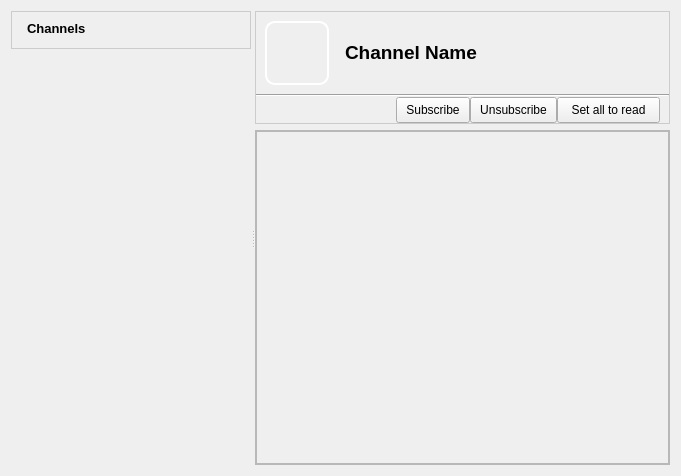
Old version of the form retroshare-gui/src/gui/ChannelFeed.ui in the repository RetroShare/RetroShare.
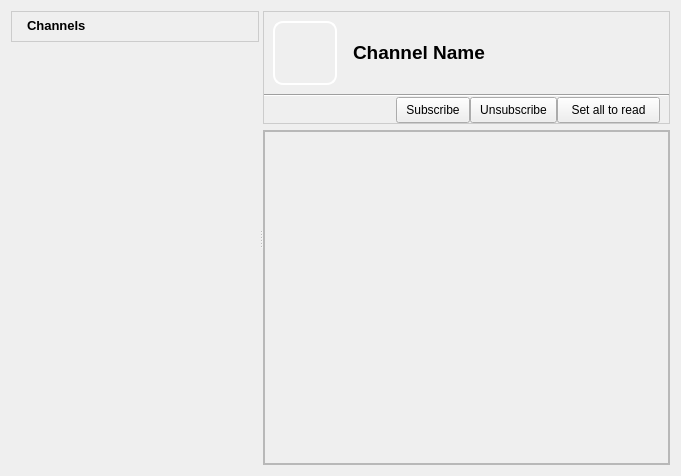
New version of the form. Icons and pictures are not drawn. Custom widgets are drawn as their Qt base class.

Commit message: Removed maximum size of the splitter in ForumsDialog and ChannelFeed. Save and load the splitter state of the ChannelFeed.

```diff
--- a/retroshare-gui/src/gui/ChannelFeed.ui
+++ b/retroshare-gui/src/gui/ChannelFeed.ui
@@ -35,30 +35,6 @@
         <verstretch>0</verstretch>
        </sizepolicy>
       </property>
-      <property name="minimumSize">
-       <size>
-        <width>0</width>
-        <height>0</height>
-       </size>
-      </property>
-      <property name="maximumSize">
-       <size>
-        <width>240</width>
-        <height>16777215</height>
-       </size>
-      </property>
-      <property name="sizeIncrement">
-       <size>
-        <width>0</width>
-        <height>0</height>
-       </size>
-      </property>
-      <property name="baseSize">
-       <size>
-        <width>221</width>
-        <height>0</height>
-       </size>
-      </property>
       <property name="styleSheet">
        <string notr="true">QFrame#chanFrame{border: none;}</string>
       </property>
@@ -81,30 +57,19 @@
           <number>0</number>
          </property>
          <item>
-          <widget class="GroupTreeWidget" name="treeWidget" native="true"/>
+          <widget class="GroupTreeWidget" name="treeWidget" native="true">
+           <property name="sizePolicy">
+            <sizepolicy hsizetype="Preferred" vsizetype="Expanding">
+             <horstretch>0</horstretch>
+             <verstretch>0</verstretch>
+            </sizepolicy>
+           </property>
+          </widget>
          </item>
         </layout>
        </item>
        <item row="0" column="0">
         <widget class="QFrame" name="chheaderframe">
-         <property name="minimumSize">
-          <size>
-           <width>220</width>
-           <height>0</height>
-          </size>
-         </property>
-         <property name="maximumSize">
-          <size>
-           <width>240</width>
-           <height>38</height>
-          </size>
-         </property>
-         <property name="baseSize">
-          <size>
-           <width>220</width>
-           <height>0</height>
-          </size>
-         </property>
          <property name="styleSheet">
           <string notr="true"> QFrame#chheaderframe{
 background-color: qlineargradient(x1:0, y1:0, x2:0, y2:1,
@@ -533,18 +498,6 @@
        </item>
        <item row="1" column="0">
         <widget class="QFrame" name="msgFrame">
-         <property name="sizePolicy">
-          <sizepolicy hsizetype="Expanding" vsizetype="Expanding">
-           <horstretch>1</horstretch>
-           <verstretch>0</verstretch>
-          </sizepolicy>
-         </property>
-         <property name="sizeIncrement">
-          <size>
-           <width>0</width>
-           <height>0</height>
-          </size>
-         </property>
          <property name="styleSheet">
           <string notr="true"/>
          </property>
@@ -574,7 +527,7 @@
               <rect>
                <x>0</x>
                <y>0</y>
-               <width>412</width>
+               <width>404</width>
                <height>331</height>
               </rect>
              </property>
```
Left out of the diff: 16 changed lines with no effect on the pictures. The commit also changes 4 other files.
